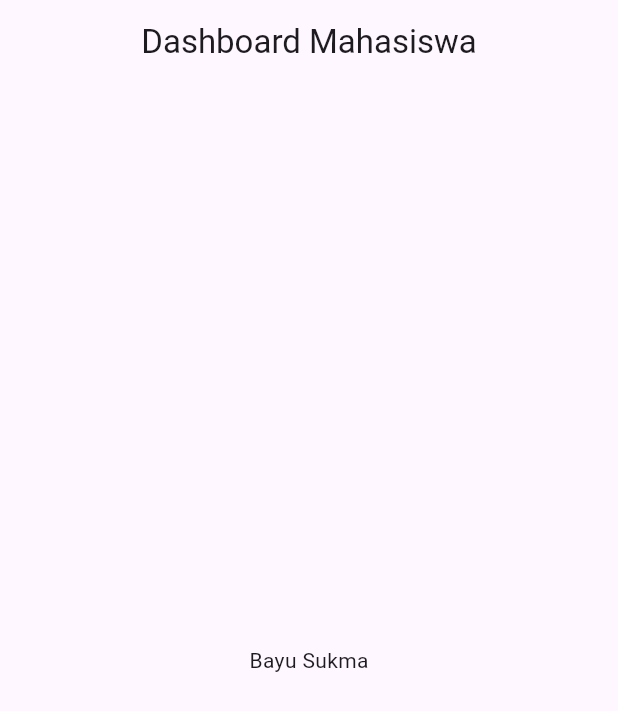
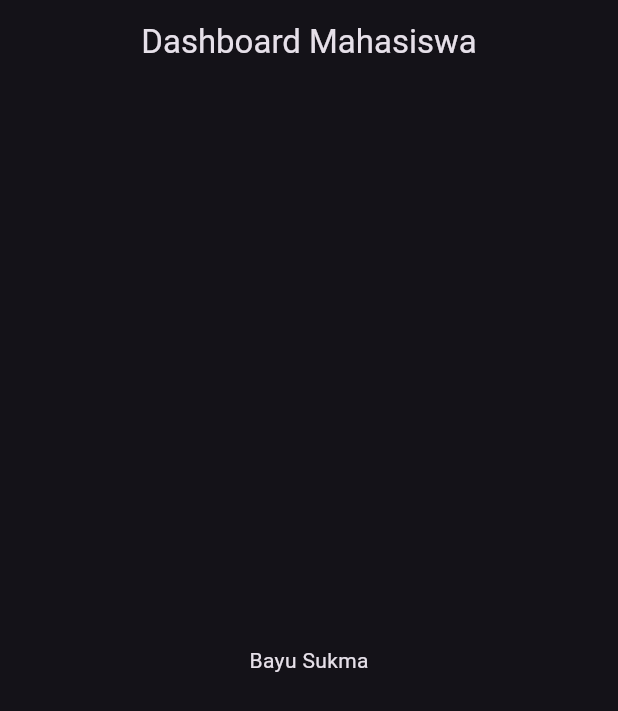
Before and after one commit to Codenames-Ren/flutter_p4, a Flutter app: the screen it shows after launch, on a phone screen of 412 x 824 dp. Shown: the top 711 px of the screen. Run offline on Flutter 3.47's test engine with Material 3 defaults, Android fonts, the phone set to English and light mode, and no system bars.

Commit message:
Latihan 4 - Dark Mode

```diff
--- a/lib/main.dart
+++ b/lib/main.dart
@@ -13,9 +13,7 @@ class MyApp extends StatelessWidget {
       debugShowCheckedModeBanner: false,
       title: "Aplikasi Mahasiswa",
       home: MyHome(),
-      theme: ThemeData(
-        colorScheme: ColorScheme.fromSeed(seedColor: Colors.deepPurple),
-      ),
+      theme: ThemeData.dark(useMaterial3: true),
     );
   }
 }
```
